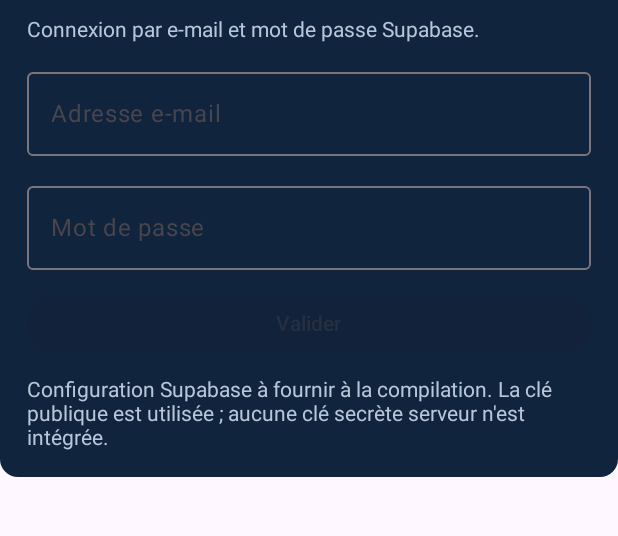
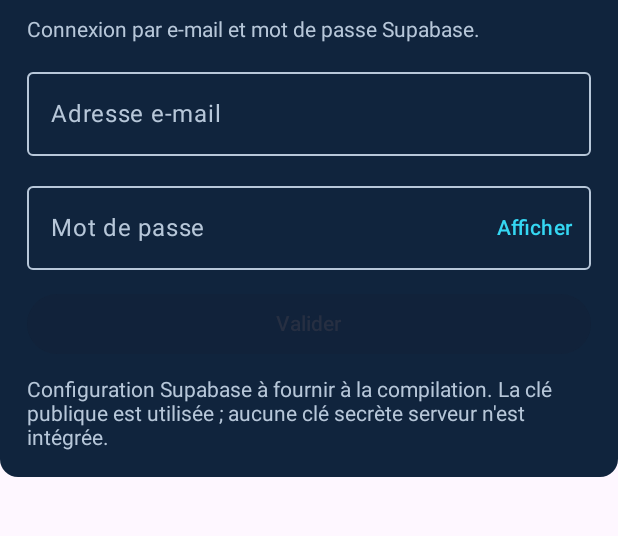
Before and after one commit to 1826Sow/Sowia, an Android app built with Jetpack Compose: the composable AccountPanel shown on its own in the app's theme, on a phone screen of 412 x 824 dp, the part 51-587 px from its top. Run offline under Robolectric (Android 15) with nearby library versions, the phone set to English and light mode, and no system bars.

Commit message:
Improve Android login field contrast and password visibility

```diff
--- a/android/app/src/main/java/com/sowkeys/sowia/MainActivity.kt
+++ b/android/app/src/main/java/com/sowkeys/sowia/MainActivity.kt
@@ -25,6 +25,9 @@ import androidx.compose.material3.OutlinedButton
 import androidx.compose.material3.OutlinedTextField
 import androidx.compose.material3.Surface
 import androidx.compose.material3.Text
+import androidx.compose.material3.TextButton
+import androidx.compose.material3.OutlinedTextFieldDefaults
+import androidx.compose.ui.text.input.VisualTransformation
 import androidx.compose.runtime.*
 import androidx.compose.ui.Alignment
 import androidx.compose.ui.Modifier
@@ -197,6 +200,7 @@ private fun AccountPanel() {
     val scope = rememberCoroutineScope()
     var email by remember { mutableStateOf("") }
     var password by remember { mutableStateOf("") }
+    var passwordVisible by remember { mutableStateOf(false) }
     var session by remember { mutableStateOf(auth.currentSession()) }
     var status by remember { mutableStateOf("") }
     var busy by remember { mutableStateOf(false) }
@@ -268,6 +272,16 @@ private fun AccountPanel() {
                     label = { Text("Adresse e-mail") },
                     singleLine = true,
                     keyboardOptions = KeyboardOptions(keyboardType = KeyboardType.Email),
+                    textStyle = MaterialTheme.typography.bodyLarge.copy(color = Color.White),
+                    colors = OutlinedTextFieldDefaults.colors(
+                        focusedTextColor = Color.White,
+                        unfocusedTextColor = Color.White,
+                        focusedLabelColor = Cyan,
+                        unfocusedLabelColor = Muted,
+                        focusedBorderColor = Cyan,
+                        unfocusedBorderColor = Muted,
+                        cursorColor = Cyan,
+                    ),
                 )
                 OutlinedTextField(
                     value = password,
@@ -275,7 +289,22 @@ private fun AccountPanel() {
                     modifier = Modifier.fillMaxWidth(),
                     label = { Text("Mot de passe") },
                     singleLine = true,
-                    visualTransformation = PasswordVisualTransformation(),
+                    visualTransformation = if (passwordVisible) VisualTransformation.None else PasswordVisualTransformation(),
+                    trailingIcon = {
+                        TextButton(onClick = { passwordVisible = !passwordVisible }) {
+                            Text(if (passwordVisible) "Masquer" else "Afficher", color = Cyan)
+                        }
+                    },
+                    textStyle = MaterialTheme.typography.bodyLarge.copy(color = Color.White),
+                    colors = OutlinedTextFieldDefaults.colors(
+                        focusedTextColor = Color.White,
+                        unfocusedTextColor = Color.White,
+                        focusedLabelColor = Cyan,
+                        unfocusedLabelColor = Muted,
+                        focusedBorderColor = Cyan,
+                        unfocusedBorderColor = Muted,
+                        cursorColor = Cyan,
+                    ),
                 )
                 Button(
                     onClick = {
```
